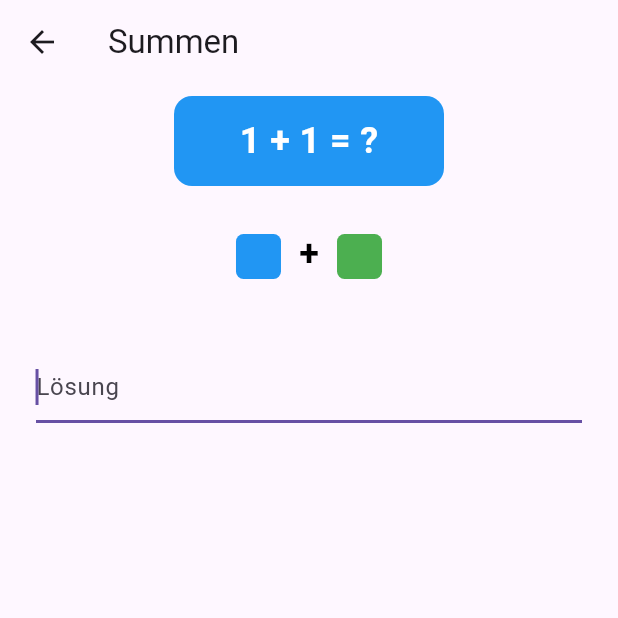
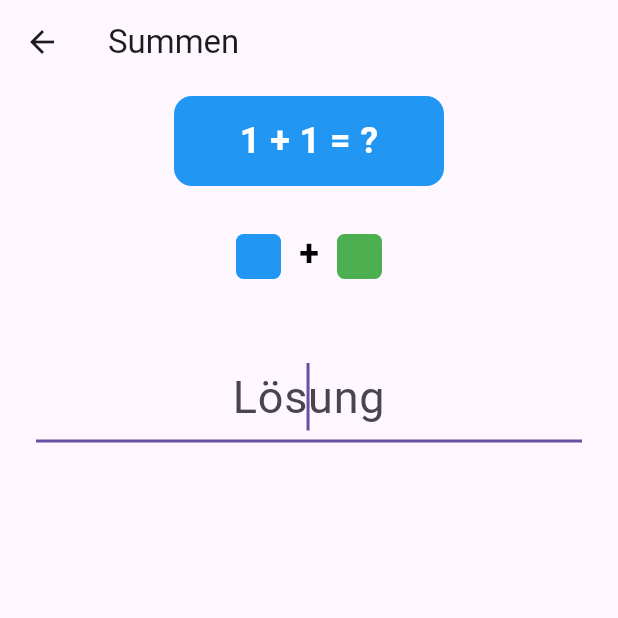
Before and after one commit to HamstyOnTour/ColorMan, a Flutter app: the CalculatorView screen opened directly, on a phone screen of 412 x 824 dp, the top half of it. Run offline on Flutter 3.47's test engine with Material 3 defaults, Android fonts, the light colour scheme and no system bars; our stand-ins replace confetti, equatable, flutter_bloc, flutter_tts.

Commit message:
changed input text size and centered solution text

```diff
--- a/lib/widgets/math/sums/Sums.dart
+++ b/lib/widgets/math/sums/Sums.dart
@@ -91,6 +91,10 @@ class CalculatorView extends StatelessWidget {
                         controller: textEditingController,
                         keyboardType: TextInputType.number,
                         autofocus: true,
+                        textAlign: TextAlign.center,
+                        style: const TextStyle(
+                          fontSize: 30,
+                        ),
                         focusNode: inputNode,
                         inputFormatters: [
                           FilteringTextInputFormatter.digitsOnly
```
